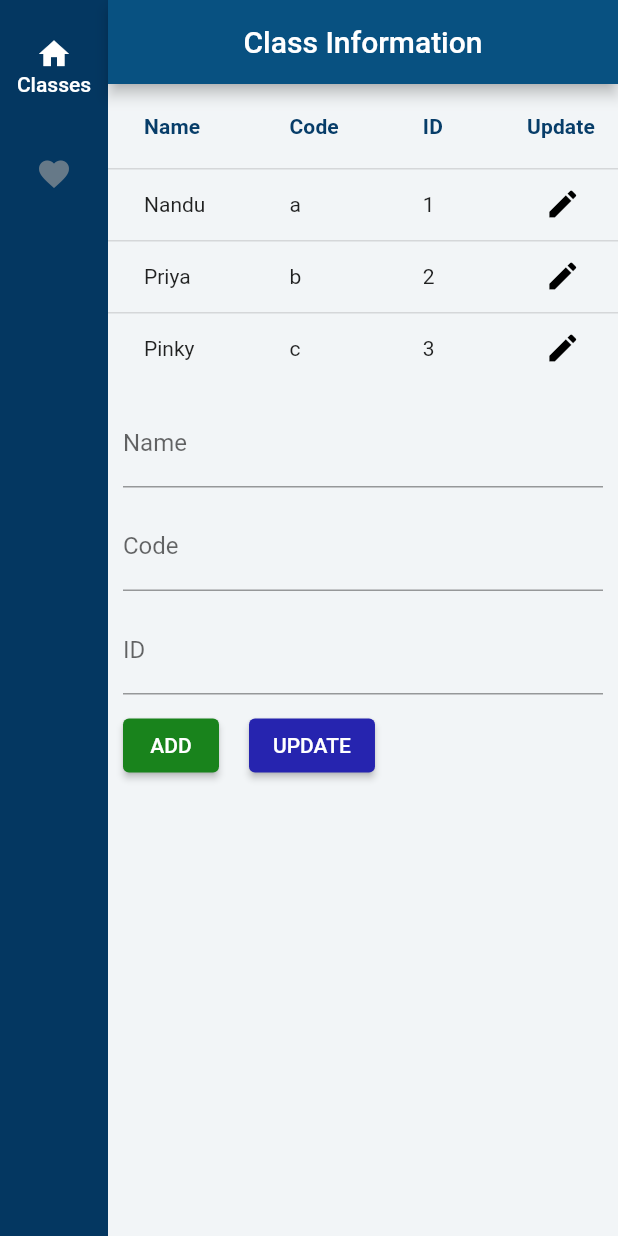
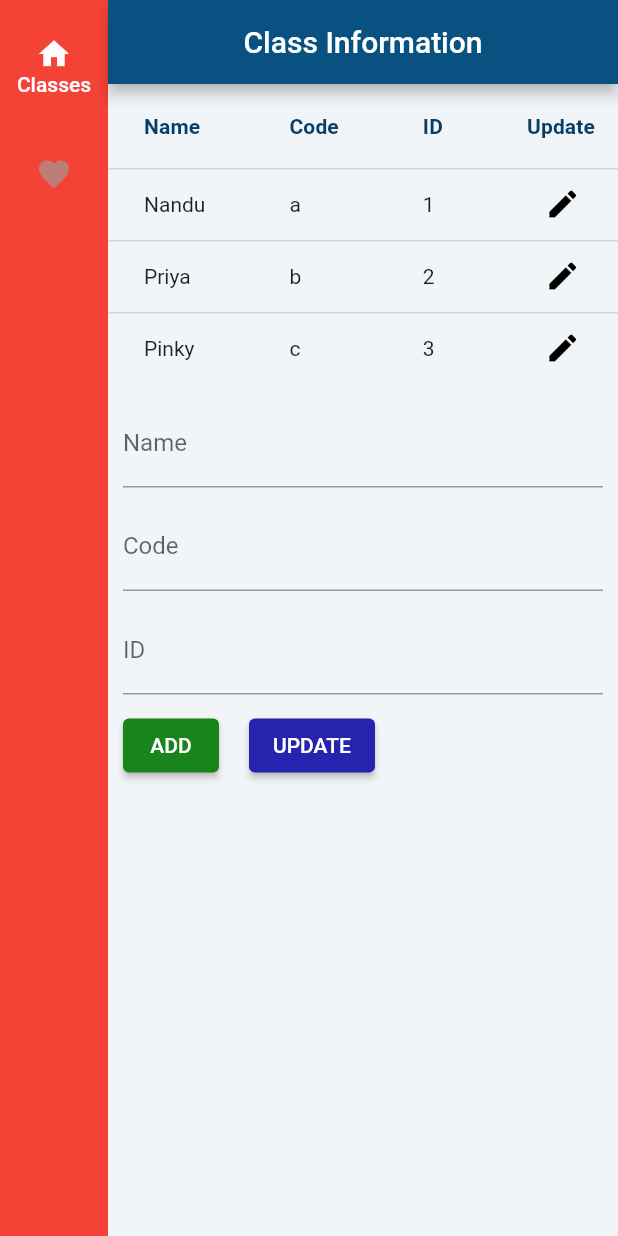
Before and after one commit to Kirla-moni/flutter_master_data, a Flutter app: the screen it shows after launch, on a phone screen of 412 x 824 dp. Run offline on Flutter 3.47's test engine with Material 2 defaults, Android fonts, the phone set to English and light mode, and no system bars.

Commit message:
sushma 14:41

```diff
--- a/lib/common/course.dart
+++ b/lib/common/course.dart
@@ -273,6 +273,7 @@ class _CoursePageState extends State<CoursePage> {
   void _updateTextControllers(User user) {
     setState(() {
       nameController.text = user.name;
+      // value:user.name;
       codeController.text = user.code;
       idController.text = user.id;
     });
--- a/lib/common/nav.dart
+++ b/lib/common/nav.dart
@@ -24,7 +24,7 @@ class _HomeWidgetState extends State<HomeWidget> {
         body: Row(
       children: [
         NavigationRail(
-     backgroundColor: Color.fromARGB(255, 4, 55, 97),
+     backgroundColor: Colors.red,
           onDestinationSelected: (index) {
             setState(() {
               _selectedIndex = index;
```
